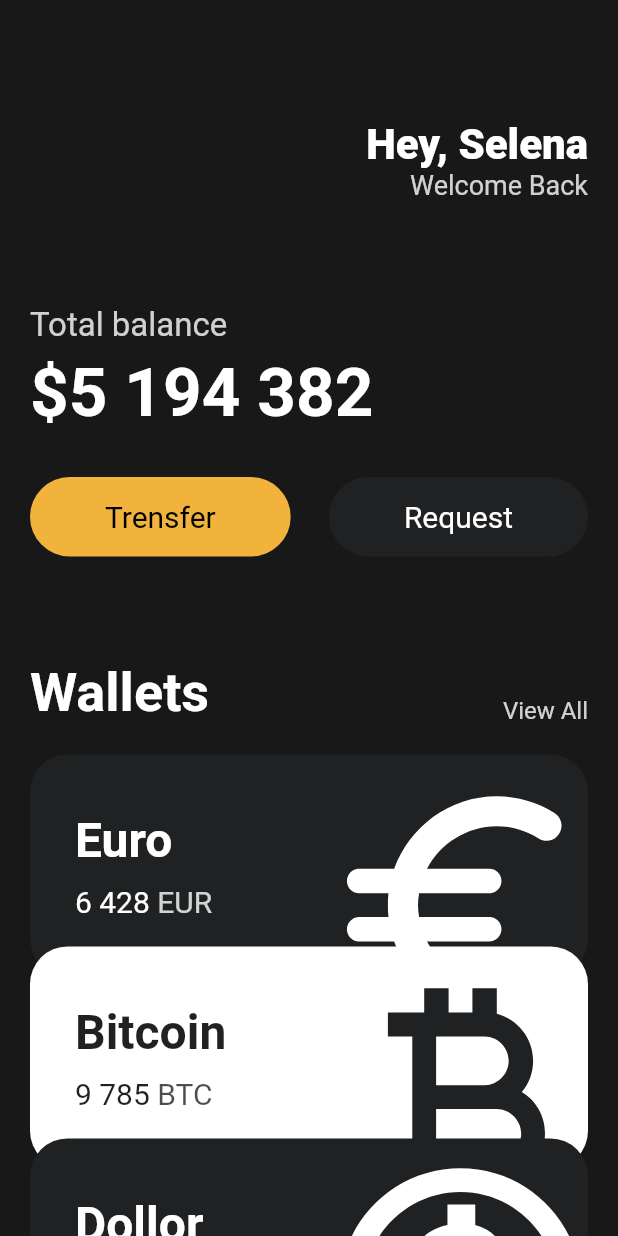
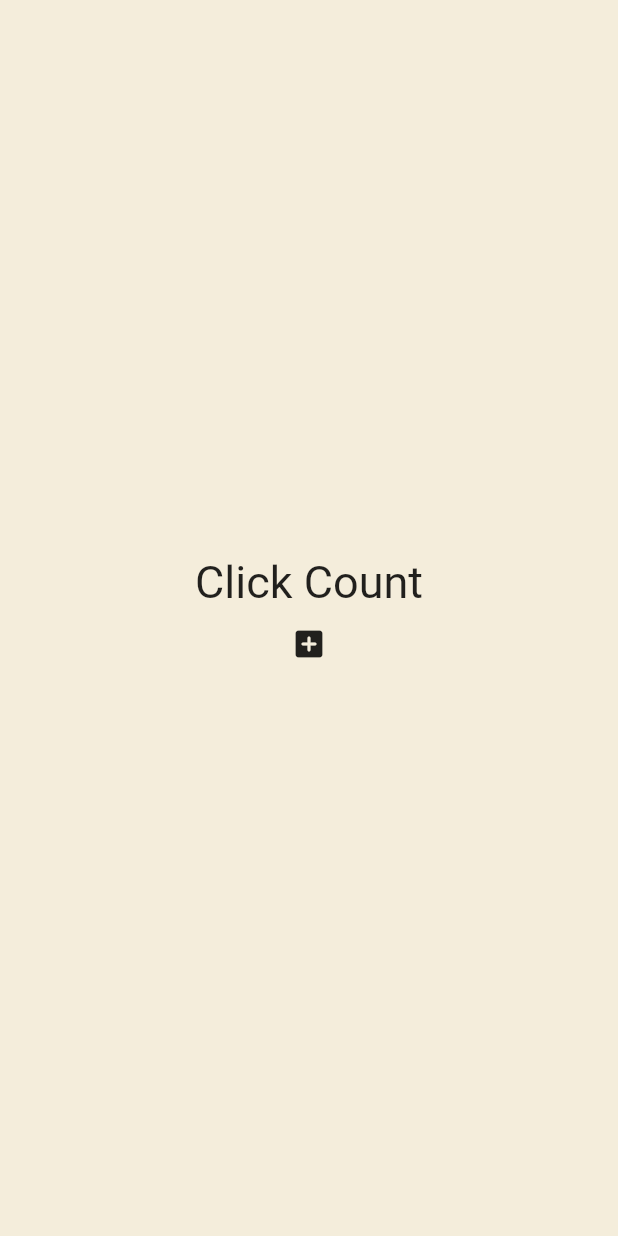
Before and after one commit to sora-yeon/flutter-toonflix, a Flutter app: the screen it shows after launch, on a phone screen of 412 x 824 dp. Run offline on Flutter 3.47's test engine with Material 2 defaults, Android fonts, the phone set to English and light mode, and no system bars.

```diff
--- a/lib/main.dart
+++ b/lib/main.dart
@@ -1,169 +1,45 @@
 import 'package:flutter/material.dart';
-import 'package:toonflix/widgets/button.dart';
-import 'package:toonflix/widgets/currency_card.dart';
 
 void main() {
-  // dart 프로그램의 진입점
   runApp(const App());
-  // = runApp(new App()), dart는 new를 안써도 됨.
-  // runApp(Widget)
-  // ㄴ flutter widget category에서 많은 위젯을 볼 수 있음. 결국 다 custom하긴 해야될듯?
-  // ㄴ 여러개의 위젯이 합쳐져서 큰 위젯을 만듬
 }
 
-class App extends StatelessWidget {
+class App extends StatefulWidget {
   const App({super.key});
 
-  // flutter SDK의 3개의 core Widget중 하나를 상속 받아야 함
-  // StatelessWidget
-  // build method
-  // ㄴ 모든 Widget은 갖고있음
-  // ㄴ flutter가 실행할 때 뭘 return할지 정의, build메소드는 Widget의 UI를 만든다.
+  @override
+  State<App> createState() => _AppState();
+}
 
-  // 부모 class의 메소드 상속
+class _AppState extends State<App> {
+  List<int> numbers = [];
+
+  void onClicked() {
+    setState(() {
+      numbers.add(numbers.length);
+    });
+  }
+
   @override
   Widget build(BuildContext context) {
-    // widget를 return한다.
-    // BuildContext ...? TODO
-
-    // 테마를 선택한다. (기본재료)
-    // App의 build함수로, 앱의 기본 테마를 선택해준다. 테마 디자인은 반드시 선택해야되며, 점차 디자인을 제거할 수 있음
-    // ㄴ materialApp 구글 디자인 시스템
-    // ㄴ cupertinoApp 애플 디자인 시스템
     return MaterialApp(
-      // home: Text("Hello world!"),
-      // scaffold가 필요함(레이아웃을 잡아주기 위함)
-      // named parameter를 사용한 생성자함수를 호출한다.
       home: Scaffold(
-        backgroundColor: const Color(0xFF181818),
-        body: SingleChildScrollView(
-          child: Padding(
-            padding: const EdgeInsets.symmetric(
-              horizontal: 20,
+        backgroundColor: const Color(0xFFF4EDDB),
+        body: Center(
+            child: Column(
+          mainAxisAlignment: MainAxisAlignment.center,
+          children: [
+            const Text(
+              'Click Count',
+              style: TextStyle(fontSize: 30),
             ),
-            child: Column(
-              crossAxisAlignment: CrossAxisAlignment.start,
-              children: [
-                const SizedBox(
-                  height: 80,
-                ),
-                Row(
-                  mainAxisAlignment: MainAxisAlignment.end,
-                  children: [
-                    Column(
-                      crossAxisAlignment: CrossAxisAlignment.end,
-                      children: [
-                        const Text(
-                          'Hey, Selena',
-                          style: TextStyle(
-                            color: Colors.white,
-                            fontSize: 28,
-                            fontWeight: FontWeight.w800,
-                          ),
-                        ),
-                        Text(
-                          'Welcome Back',
-                          style: TextStyle(
-                            color: Colors.white.withOpacity(0.8),
-                            fontSize: 18,
-                          ),
-                        ),
-                      ],
-                    )
-                  ],
-                ),
-                const SizedBox(
-                  height: 70,
-                ),
-                Text(
-                  'Total balance',
-                  style: TextStyle(
-                    color: Colors.white.withOpacity(0.8),
-                    fontSize: 22,
-                  ),
-                ),
-                const SizedBox(
-                  height: 5,
-                ),
-                const Text(
-                  '\$5 194 382',
-                  style: TextStyle(
-                    color: Colors.white,
-                    fontSize: 45,
-                    fontWeight: FontWeight.w600,
-                  ),
-                ),
-                const SizedBox(
-                  height: 30,
-                ),
-                const Row(
-                  mainAxisAlignment: MainAxisAlignment.spaceBetween,
-                  children: [
-                    Button(
-                      text: 'Trensfer',
-                      bgColor: Color(0xFFF1B33B),
-                      textColor: Colors.black,
-                    ),
-                    Button(
-                      text: 'Request',
-                      bgColor: Color(0xFF1F2123),
-                      textColor: Colors.white,
-                    ),
-                  ],
-                ),
-                const SizedBox(
-                  height: 70,
-                ),
-                Row(
-                  crossAxisAlignment: CrossAxisAlignment.end,
-                  mainAxisAlignment: MainAxisAlignment.spaceBetween,
-                  children: [
-                    const Text(
-                      'Wallets',
-                      style: TextStyle(
-                          color: Colors.white,
-                          fontSize: 36,
-                          fontWeight: FontWeight.w600),
-                    ),
-                    Text(
-                      'View All',
-                      style: TextStyle(
-                        color: Colors.white.withOpacity(0.8),
-                        fontSize: 16,
-                      ),
-                    ),
-                  ],
-                ),
-                const SizedBox(
-                  height: 20,
-                ),
-                const CurrencyCard(
-                  name: 'Euro',
-                  code: 'EUR',
-                  amount: '6 428',
-                  icon: Icons.euro_rounded,
-                  isInverted: false,
-                ),
-                const CurrencyCard(
-                  name: 'Bitcoin',
-                  code: 'BTC',
-                  amount: '9 785',
-                  icon: Icons.currency_bitcoin,
-                  isInverted: true,
-                  order: 1,
-                ),
-                const CurrencyCard(
-                  name: 'Dollor',
-                  code: 'USD',
-                  amount: '428',
-                  icon: Icons.monetization_on_outlined,
-                  isInverted: false,
-                  order: 2,
-                ),
-              ],
-            ),
-          ),
-        ),
+            for (var n in numbers) Text('$n'),
+            IconButton(
+              onPressed: onClicked,
+              icon: const Icon(Icons.add_box_rounded),
+            )
+          ],
+        )),
       ),
     );
   }
```
